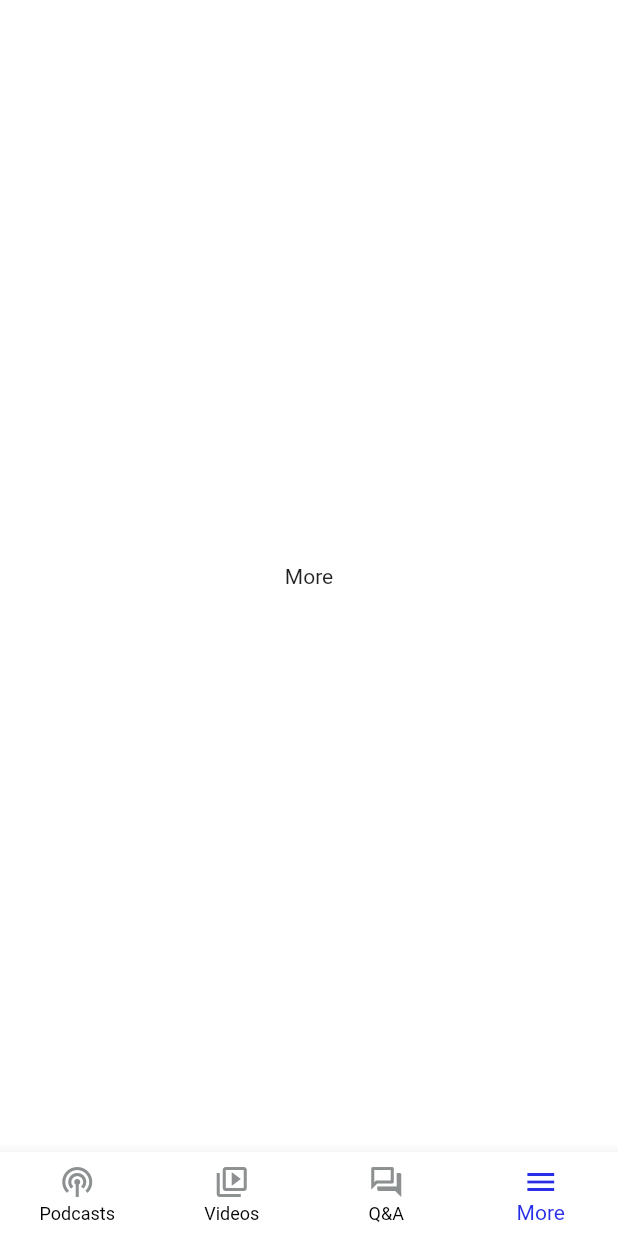
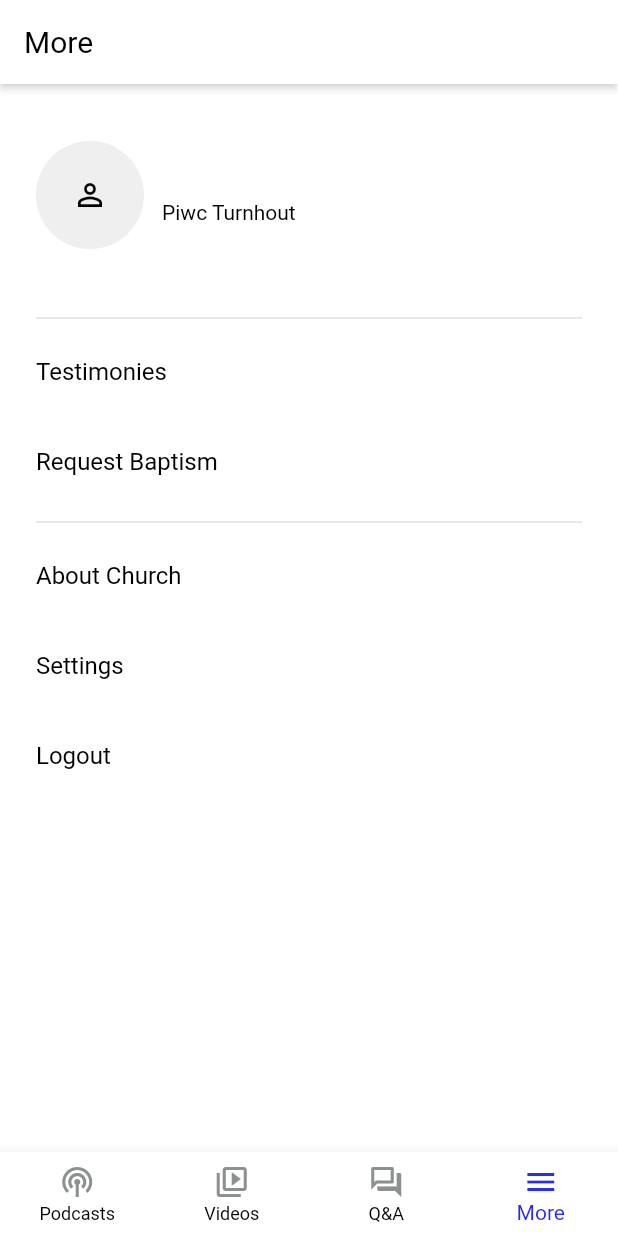
Before and after one commit to DaviesNyantakyi/cop_app, a Flutter app: the screen it shows once a user with an empty profile is signed in, item 4 of the bottom bar chosen, on a phone screen of 412 x 824 dp. Run offline on Flutter 3.47's test engine with Material 2 defaults, Android fonts, the phone set to English and light mode, and no system bars; our stand-ins replace auto_size_text, cached_network_image, cloud_firestore, expandable_text, firebase_auth, firebase_core and 11 more; missing offline and left inert: app_settings, dart_date, regexpattern; accounts and stored records are empty; network calls fail; Roboto replaces fonts that are missing (SFDisplay).

Commit message:
moreScreen added WelcomeScreen is made responsive Refactor signupNotifier

```diff
--- a/lib/main.dart
+++ b/lib/main.dart
@@ -1,7 +1,6 @@
 import 'package:cop_belgium_app/models/user_model.dart';
 import 'package:cop_belgium_app/providers/signup_notifier.dart';
 import 'package:cop_belgium_app/screens/auth_screens/auth_wrapper.dart';
-import 'package:cop_belgium_app/screens/testimonies_screens/testimonies_screen.dart';
 import 'package:cop_belgium_app/services/cloud_fire.dart';
 import 'package:cop_belgium_app/utilities/constant.dart';
 import 'package:cop_belgium_app/widgets/custom_track_shape.dart';
@@ -19,7 +18,7 @@ Future<void> main() async {
     const ScreenBreakpoints(
       desktop: 860,
       tablet: 480,
-      watch: 320,
+      watch: 320, //small
     ),
   );
 
--- a/lib/screens/auth_screens/sign_up_flow/date_picker_view.dart
+++ b/lib/screens/auth_screens/sign_up_flow/date_picker_view.dart
@@ -113,8 +113,9 @@ class _DatePickerViewState extends State<DatePickerView> {
                         const SizedBox(width: kContentSpacing8),
                         Text(
                           FormalDates.formatDmyyyy(
-                            date: signUpNotifier.dateOfBirth,
-                          ),
+                                date: signUpNotifier.dateOfBirth,
+                              ) ??
+                              '',
                           style: kFontBody,
                         ),
                       ],
--- a/lib/screens/auth_screens/sign_up_flow/signup_flow.dart
+++ b/lib/screens/auth_screens/sign_up_flow/signup_flow.dart
@@ -31,7 +31,6 @@ class _SignUpFlowState extends State<SignUpFlow> {
   @override
   void initState() {
     signUpProvider = Provider.of<SignUpNotifier>(context, listen: false);
-    Provider.of<SignUpNotifier>(context, listen: false).resetForm();
     super.initState();
   }
 
--- a/lib/screens/bottom_nav_selector.dart
+++ b/lib/screens/bottom_nav_selector.dart
@@ -1,3 +1,4 @@
+import 'package:cop_belgium_app/screens/more_screen/more_screen.dart';
 import 'package:cop_belgium_app/screens/podcast_screens/podcast_screen.dart';
 import 'package:cop_belgium_app/utilities/constant.dart';
 import 'package:cop_belgium_app/widgets/buttons.dart';
@@ -23,9 +24,7 @@ class _BottomNavigationScreenState extends State<BottomNavigationScreen> {
     const Center(
       child: Text('Q&A'),
     ),
-    const Center(
-      child: Text('More'),
-    ),
+    const MoreScreen(),
   ];
 
   @override
--- /dev/null
+++ b/lib/screens/more_screen/more_screen.dart
@@ -0,0 +1,165 @@
+import 'package:cached_network_image/cached_network_image.dart';
+import 'package:cop_belgium_app/screens/testimonies_screens/testimonies_screen.dart';
+import 'package:cop_belgium_app/services/fire_auth.dart';
+import 'package:cop_belgium_app/utilities/constant.dart';
+import 'package:cop_belgium_app/widgets/buttons.dart';
+import 'package:cop_belgium_app/widgets/snackbar.dart';
+import 'package:firebase_auth/firebase_auth.dart';
+import 'package:flutter/cupertino.dart';
+import 'package:flutter/material.dart';
+
+class MoreScreen extends StatefulWidget {
+  const MoreScreen({Key? key}) : super(key: key);
+
+  @override
+  State<MoreScreen> createState() => _MoreScreenState();
+}
+
+class _MoreScreenState extends State<MoreScreen> {
+  Future<void> logout() async {
+    try {
+      await FireAuth().logout();
+    } on FirebaseAuthException catch (e) {
+      kShowSnackbar(
+        context: context,
+        type: SnackBarType.error,
+        message: e.message ?? '',
+      );
+      debugPrint(e.toString());
+    } catch (e) {
+      debugPrint(e.toString());
+    }
+  }
+
+  @override
+  Widget build(BuildContext context) {
+    return Scaffold(
+      appBar: _buildAppBar(),
+      body: SingleChildScrollView(
+        padding: const EdgeInsets.symmetric(
+          vertical: kContentSpacing24,
+          horizontal: kContentSpacing24,
+        ),
+        child: Column(
+          children: [
+            _buildProfileTile(),
+            const SizedBox(height: kContentSpacing24),
+            const Divider(),
+            _buildTile(
+              title: 'Testimonies',
+              onTap: () {
+                Navigator.push(
+                  context,
+                  CupertinoPageRoute(
+                    builder: (context) => const TestimoniesScreen(),
+                  ),
+                );
+              },
+            ),
+            _buildTile(
+              title: 'Request Baptism',
+              onTap: () {},
+            ),
+            const Divider(),
+            _buildTile(
+              title: 'About Church',
+              onTap: () {},
+            ),
+            _buildTile(
+              title: 'Settings',
+              onTap: () {},
+            ),
+            _buildTile(
+              title: 'Logout',
+              onTap: logout,
+            ),
+          ],
+        ),
+      ),
+    );
+  }
+
+  PreferredSizeWidget? _buildAppBar() {
+    return AppBar(
+      title: const Text(
+        'More',
+        style: kFontH6,
+      ),
+    );
+  }
+
+  Widget _buildTile({required String title, required VoidCallback onTap}) {
+    return SizedBox(
+      height: kButtonHeight,
+      child: ListTile(
+        contentPadding: EdgeInsets.zero,
+        shape: const RoundedRectangleBorder(
+          borderRadius: BorderRadius.all(
+            Radius.circular(kRadius),
+          ),
+        ),
+        title: Text(
+          title,
+          style: kFontBody,
+        ),
+        onTap: onTap,
+      ),
+    );
+  }
+
+  Widget _buildAvatar() {
+    final user = FirebaseAuth.instance.currentUser;
+
+    ImageProvider<Object>? backgroundImage;
+    Widget child = const Icon(
+      Icons.person_outline_outlined,
+      color: kBlack,
+    );
+
+    if (user != null && user.photoURL != null) {
+      backgroundImage = CachedNetworkImageProvider(user.photoURL!);
+      child = Container();
+    }
+    return CircleAvatar(
+      radius: 36,
+      backgroundColor: kGreyLight,
+      child: child,
+      backgroundImage: backgroundImage,
+    );
+  }
+
+  Widget _buildUserInfo() {
+    final userName = FirebaseAuth.instance.currentUser?.displayName;
+    return Column(
+      mainAxisAlignment: MainAxisAlignment.center,
+      crossAxisAlignment: CrossAxisAlignment.start,
+      children: [
+        Text(
+          userName ?? ' ',
+          style: kFontBody,
+        ),
+        const SizedBox(height: kContentSpacing4),
+        const Text(
+          'Piwc Turnhout',
+          style: kFontBody2,
+        ),
+      ],
+    );
+  }
+
+  Widget _buildProfileTile() {
+    return GestureDetector(
+      child: SizedBox(
+        height: 100,
+        child: Row(
+          children: [
+            _buildAvatar(),
+            const SizedBox(width: kContentSpacing12),
+            _buildUserInfo(),
+          ],
+        ),
+      ),
+      onTap: () async {},
+    );
+  }
+}
--- a/lib/screens/podcast_screens/podcast_screen.dart
+++ b/lib/screens/podcast_screens/podcast_screen.dart
@@ -59,7 +59,7 @@ class _PodcastScreenState extends State<PodcastScreen> {
                     itemCount: 5,
                     gridDelegate: SliverGridDelegateWithFixedCrossAxisCount(
                       crossAxisCount: crossAxisCount(screenInfo),
-                      mainAxisExtent: 280,
+                      mainAxisExtent: 250,
                       crossAxisSpacing: gradSpacing(screenInfo),
                     ),
                     itemBuilder: (context, index) {
--- a/lib/screens/podcast_screens/widgets/podcast_card.dart
+++ b/lib/screens/podcast_screens/widgets/podcast_card.dart
@@ -22,6 +22,8 @@ class PodcastCard extends StatelessWidget {
         children: [
           PodcastImage(
             imageUrl: imageUrl,
+            height: 210,
+            width: 200,
           ),
           const SizedBox(height: kContentSpacing8),
           Text(
--- a/lib/screens/podcast_screens/widgets/podcast_image.dart
+++ b/lib/screens/podcast_screens/widgets/podcast_image.dart
@@ -9,8 +9,8 @@ class PodcastImage extends StatelessWidget {
   const PodcastImage({
     Key? key,
     required this.imageUrl,
-    this.width = 160,
-    this.height = 240,
+    this.width,
+    this.height,
   }) : super(key: key);
 
   @override
--- a/lib/utilities/responsive.dart
+++ b/lib/utilities/responsive.dart
@@ -1,9 +1,9 @@
 import 'package:cop_belgium_app/utilities/constant.dart';
 import 'package:responsive_builder/responsive_builder.dart';
 
-const kScreen480 = 480;
-const kScreen400 = 400;
-const kScreenHeight640 = 640;
+const kScreenSizeMobile = 320;
+const kScreenSizeTablet = 480;
+const kScreenSizeDesktop = 860;
 int crossAxisCount(SizingInformation screenInfo) {
   if (screenInfo.isDesktop) {
     return 4;
--- a/pubspec.yaml
+++ b/pubspec.yaml
@@ -47,6 +47,8 @@ dependencies:
   responsive_builder: ^0.4.2
   auto_size_text: ^3.0.0
   expandable_text: ^2.3.0
+  google_fonts: ^2.3.2
+
 
 
 
```
Also changed, not shown: lib/providers/signup_notifier.dart (+12 -45 lines), lib/screens/auth_screens/forgot_password_screen.dart (+12 -10 lines), lib/screens/auth_screens/sign_in_screen.dart (+57 -41 lines), lib/screens/auth_screens/sign_up_flow/add_info_view.dart (+53 -17 lines), lib/screens/auth_screens/welcome_screen.dart (+74 -19 lines), lib/screens/podcast_screens/podcast_player_screen.dart (+12 -14 lines), lib/utilities/formal_date_format.dart (+20 -8 lines), lib/widgets/buttons.dart (+20 -11 lines), lib/widgets/cop_logo.dart (+6 -2 lines), pubspec.lock.
